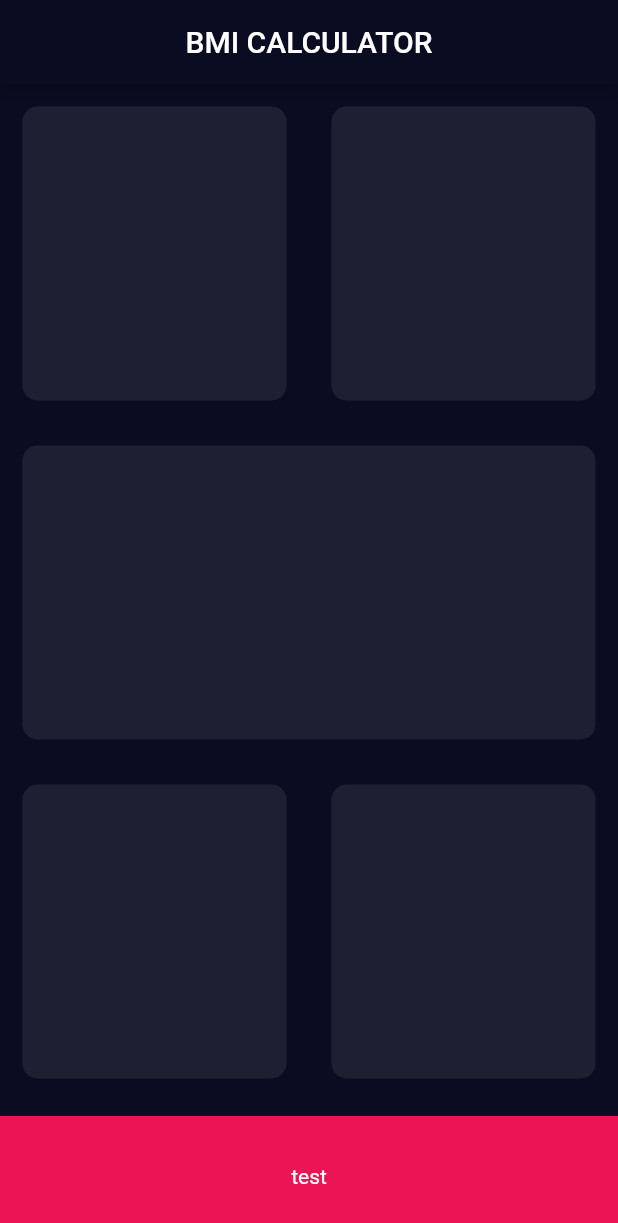
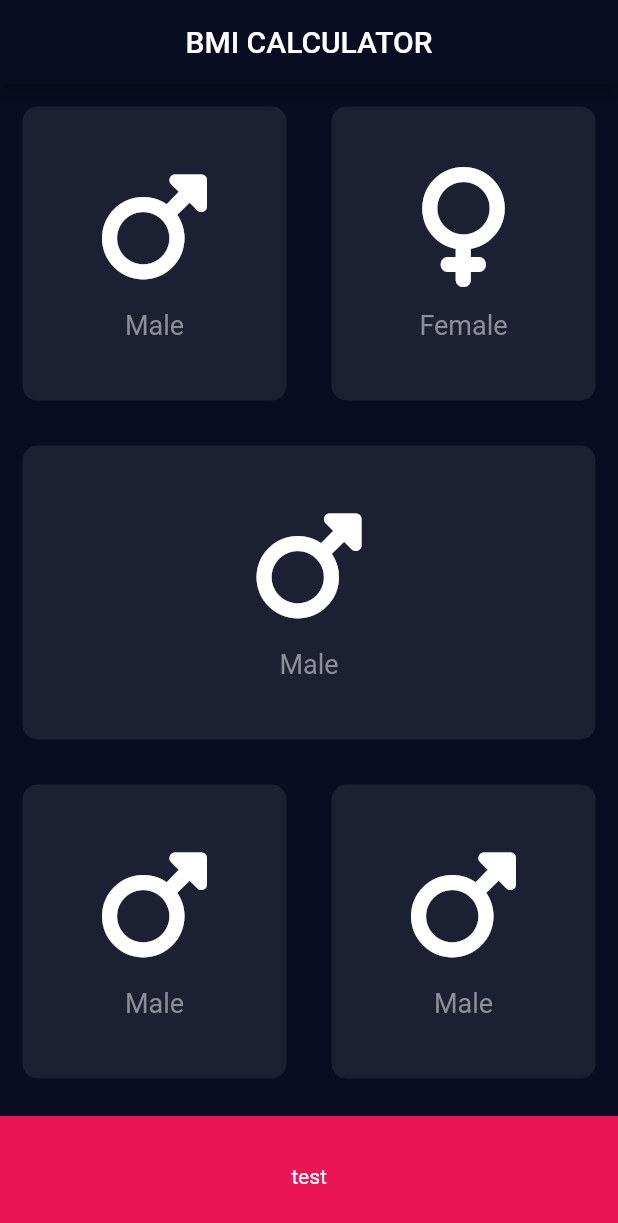
Before and after one commit to apaulurbiztondo/bmi_calculator_app, a Flutter app: the screen it shows after launch, on a phone screen of 412 x 824 dp. Shown: the top 1223 px of the screen. Run offline on Flutter 3.47's test engine with Material 2 defaults, Android fonts, the phone set to English and light mode, and no system bars; our stand-ins replace font_awesome_flutter.

Commit message:
refactor: created constants,extracted widgets and font_awesome_flutter dependency

```diff
--- /dev/null
+++ b/lib/constants/constant.dart
@@ -0,0 +1,6 @@
+import 'dart:ui';
+
+const bottomContainerHeight = 80.0;
+const defaultBottomContainerColor = Color(0xFFEB1555);
+const defaultCardColor = Color(0xFF1D1F33);
+const activeCardColor = Color(0xFF111328);
--- a/lib/main.dart
+++ b/lib/main.dart
@@ -1,4 +1,4 @@
-import 'package:bmi_calculator_app/pages/input_page.dart';
+import 'package:bmi_calculator_app/pages/bmi_input_page.dart';
 import 'package:flutter/material.dart';
 
 void main() => runApp(const BMICalculator());
@@ -15,7 +15,7 @@ class BMICalculator extends StatelessWidget {
         ),
         scaffoldBackgroundColor: const Color(0xFF0A0D22),
       ),
-      home: const InputPage(),
+      home: const BmiInputPage(),
     );
   }
 }
--- /dev/null
+++ b/lib/pages/bmi_input_page.dart
@@ -0,0 +1,79 @@
+import 'package:flutter/material.dart';
+import 'package:font_awesome_flutter/font_awesome_flutter.dart';
+
+import '../constants/constant.dart';
+import '../widgets/expanded_card.dart';
+
+class BmiInputPage extends StatefulWidget {
+  const BmiInputPage({super.key});
+
+  @override
+  State<BmiInputPage> createState() => _BmiInputPageState();
+}
+
+class _BmiInputPageState extends State<BmiInputPage> {
+  @override
+  Widget build(BuildContext context) {
+    return Scaffold(
+      appBar: AppBar(
+        title: const Center(child: Text('BMI CALCULATOR')),
+      ),
+      body: Column(
+        children: [
+          const Expanded(
+            child: Row(
+              children: [
+                ExpandedCard(
+                  cardColor: defaultCardColor,
+                  iconLabel: 'Male',
+                  iconData: FontAwesomeIcons.mars,
+                ),
+                ExpandedCard(
+                  cardColor: defaultCardColor,
+                  iconLabel: 'Female',
+                  iconData: FontAwesomeIcons.venus,
+                ),
+              ],
+            ),
+          ),
+          const Expanded(
+            child: Row(
+              children: [
+                ExpandedCard(
+                  cardColor: defaultCardColor,
+                  iconLabel: 'Male',
+                  iconData: FontAwesomeIcons.mars,
+                ),
+              ],
+            ),
+          ),
+          const Expanded(
+            child: Row(
+              children: [
+                ExpandedCard(
+                  cardColor: defaultCardColor,
+                  iconLabel: 'Male',
+                  iconData: FontAwesomeIcons.mars,
+                ),
+                ExpandedCard(
+                  cardColor: defaultCardColor,
+                  iconLabel: 'Male',
+                  iconData: FontAwesomeIcons.mars,
+                ),
+              ],
+            ),
+          ),
+          Container(
+            color: defaultBottomContainerColor,
+            margin: const EdgeInsets.only(top: 10.0),
+            width: double.infinity,
+            height: bottomContainerHeight,
+            child: const Center(
+              child: Text('test'),
+            ),
+          )
+        ],
+      ),
+    );
+  }
+}
--- a/lib/pages/input_page.dart
+++ /dev/null
@@ -1,82 +0,0 @@
-import 'package:flutter/material.dart';
-
-const bottomContainerHeight = 80.0;
-const defaultBottomContainerHeightColor = Color(0xFFEB1555);
-const defaultReusableCardColor = Color(0xFF1D1F33);
-
-class InputPage extends StatefulWidget {
-  const InputPage({super.key});
-
-  @override
-  State<InputPage> createState() => _InputPageState();
-}
-
-class _InputPageState extends State<InputPage> {
-  Expanded displayExpanded(Color color) {
-    return Expanded(
-      child: ReusableCard(
-        color: color,
-      ),
-    );
-  }
-
-  @override
-  Widget build(BuildContext context) {
-    return Scaffold(
-      appBar: AppBar(
-        title: const Center(child: Text('BMI CALCULATOR')),
-      ),
-      body: Column(
-        children: [
-          Expanded(
-            child: Row(
-              children: [
-                displayExpanded(defaultReusableCardColor),
-                displayExpanded(defaultReusableCardColor),
-              ],
-            ),
-          ),
-          Expanded(
-            child: Row(
-              children: [
-                displayExpanded(defaultReusableCardColor),
-              ],
-            ),
-          ),
-          Expanded(
-            child: Row(
-              children: [
-                displayExpanded(defaultReusableCardColor),
-                displayExpanded(defaultReusableCardColor),
-              ],
-            ),
-          ),
-          Container(
-            color: defaultBottomContainerHeightColor,
-            margin: const EdgeInsets.only(top: 10.0),
-            width: double.infinity,
-            height: bottomContainerHeight,
-            child: const Center(child: Text('test')),
-          )
-        ],
-      ),
-    );
-  }
-}
-
-class ReusableCard extends StatelessWidget {
-  const ReusableCard({super.key, required this.color});
-
-  final Color color;
-
-  @override
-  Widget build(BuildContext context) {
-    return Container(
-      margin: const EdgeInsets.all(15.0),
-      decoration: BoxDecoration(
-        color: color,
-        borderRadius: BorderRadius.circular(10.0),
-      ),
-    );
-  }
-}
--- /dev/null
+++ b/lib/widgets/card_container.dart
@@ -0,0 +1,20 @@
+import 'package:flutter/cupertino.dart';
+
+class CardContainer extends StatelessWidget {
+  const CardContainer({super.key, required this.cardColor, required this.cardChild});
+
+  final Color cardColor;
+  final Widget cardChild;
+
+  @override
+  Widget build(BuildContext context) {
+    return Container(
+      margin: const EdgeInsets.all(15.0),
+      decoration: BoxDecoration(
+        color: cardColor,
+        borderRadius: BorderRadius.circular(10.0),
+      ),
+      child: cardChild,
+    );
+  }
+}
--- /dev/null
+++ b/lib/widgets/expanded_card.dart
@@ -0,0 +1,39 @@
+import 'package:flutter/cupertino.dart';
+import 'package:flutter/material.dart';
+
+import 'card_container.dart';
+import 'icon_content.dart';
+
+class ExpandedCard extends StatefulWidget {
+  const ExpandedCard({
+    super.key,
+    required this.cardColor,
+    required this.iconLabel,
+    required this.iconData,
+  });
+
+  final Color cardColor;
+  final IconData iconData;
+  final String iconLabel;
+
+  @override
+  State<ExpandedCard> createState() => _ExpandedCardState();
+}
+
+class _ExpandedCardState extends State<ExpandedCard> {
+  @override
+  Widget build(BuildContext context) {
+    return Expanded(
+      child: GestureDetector(
+        onTap: () {},
+        child: CardContainer(
+          cardColor: widget.cardColor,
+          cardChild: IconContent(
+            iconLabel: widget.iconLabel,
+            iconData: widget.iconData,
+          ),
+        ),
+      ),
+    );
+  }
+}
--- /dev/null
+++ b/lib/widgets/icon_content.dart
@@ -0,0 +1,35 @@
+import 'package:flutter/cupertino.dart';
+
+const cardLabelTextStyle = TextStyle(
+  fontSize: 18.0,
+  color: Color(0xFF8D8E98),
+);
+
+class IconContent extends StatelessWidget {
+  const IconContent({
+    super.key,
+    required this.iconLabel,
+    required this.iconData,
+  });
+
+  final String iconLabel;
+  final IconData iconData;
+
+  @override
+  Widget build(BuildContext context) {
+    return Column(
+      mainAxisAlignment: MainAxisAlignment.center,
+      children: [
+        Icon(
+          iconData,
+          size: 80.0,
+        ),
+        const SizedBox(height: 15.0),
+        Text(
+          iconLabel,
+          style: cardLabelTextStyle,
+        )
+      ],
+    );
+  }
+}
--- a/pubspec.yaml
+++ b/pubspec.yaml
@@ -12,6 +12,7 @@ dependencies:
     sdk: flutter
   cupertino_icons: ^1.0.2
   google_fonts: ^6.1.0
+  font_awesome_flutter: ^10.6.0
 
 dev_dependencies:
   flutter_test:
```
Also changed, not shown: pubspec.lock.
